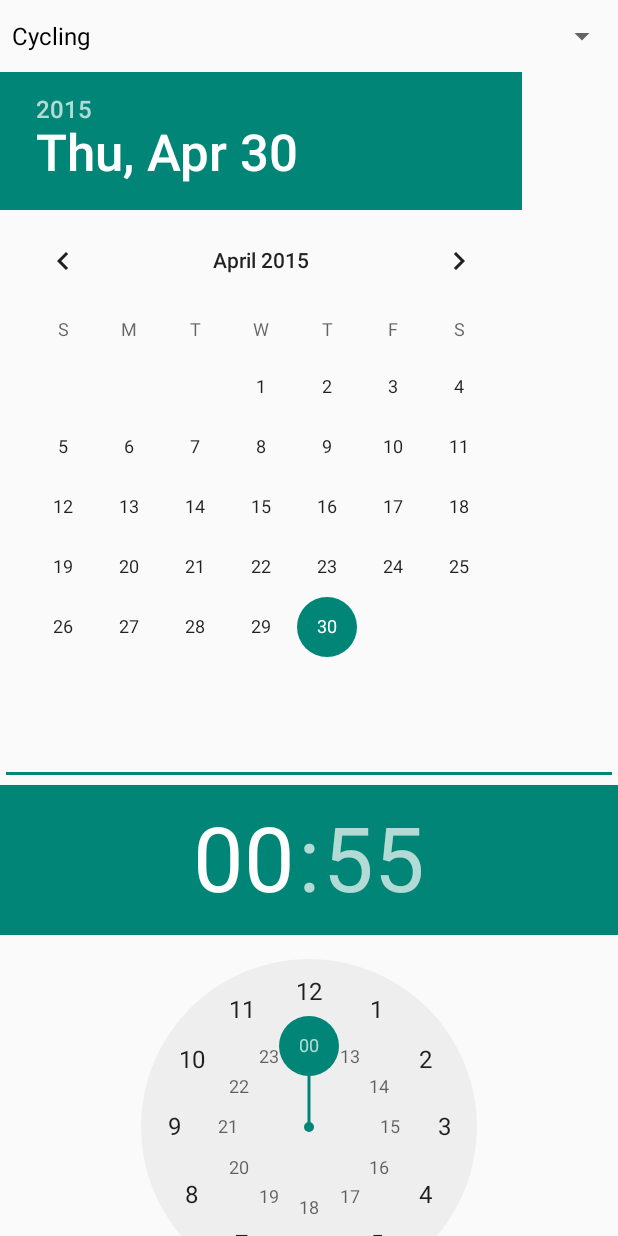
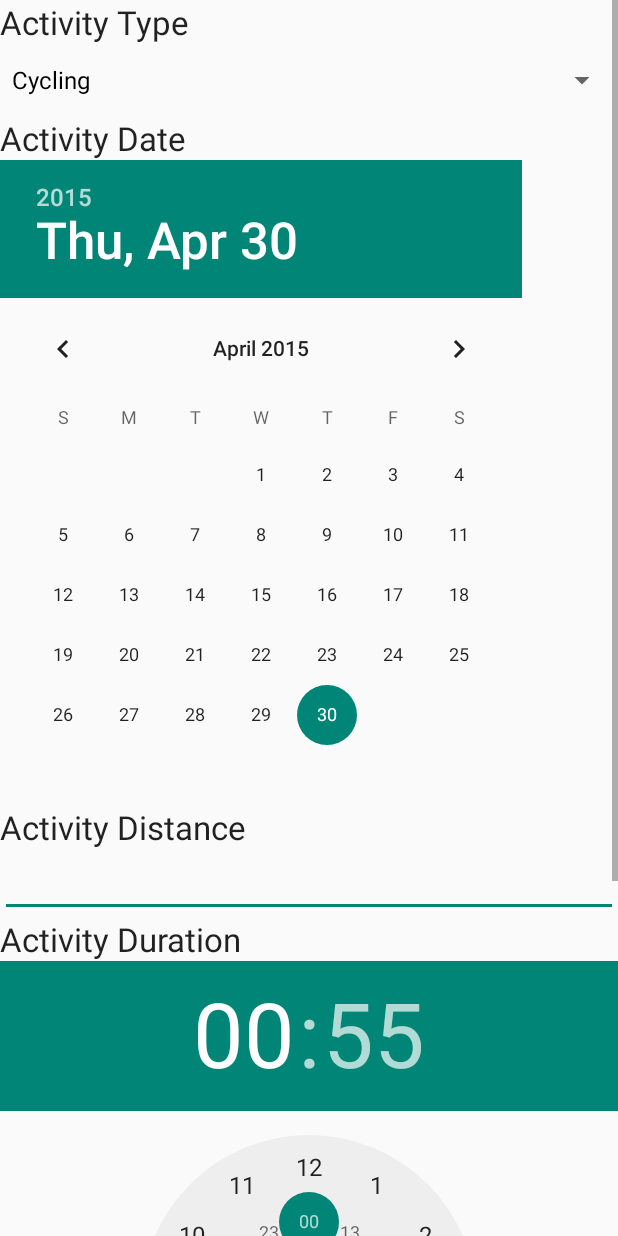
Before and after one commit to schweikm/DroidFit, an Android app: the DroidFitActivityActivity screen opened directly, with no data from a screen before it, on a phone screen of 412 x 824 dp. Run offline under Robolectric (Android 15) with nearby library versions, the phone set to English and light mode, and no system bars; 4 statements that could not run were skipped.

Commit message:
save / load activities

```diff
--- a/app/src/main/java/marcschweikert/com/database/DatabaseFacade.java
+++ b/app/src/main/java/marcschweikert/com/database/DatabaseFacade.java
@@ -294,7 +294,7 @@ public final class DatabaseFacade extends SQLiteOpenHelper {
 
         while (cursor.moveToNext()) {
             // not sure how to create the activity - time for a factory!
-            final DroidFitActivity activity = DroidFitActivityFactory.createActivityByName(myContext, cursor.getString(0));
+            final DroidFitActivity activity = DroidFitActivityFactory.createActivityByID(myContext, cursor.getInt(0));
 
             if (null == activity) {
                 Log.e(getClass().getSimpleName(), "Activity factory returned null activity!");
--- a/app/src/main/java/marcschweikert/com/droidfit/DroidFitActivityActivity.java
+++ b/app/src/main/java/marcschweikert/com/droidfit/DroidFitActivityActivity.java
@@ -41,27 +41,29 @@ public class DroidFitActivityActivity extends Activity {
 
 
         // populate the spinner
-        final Spinner typeSpinner = (Spinner) findViewById(R.id.new_activity_spinner);
+        final Spinner typeSpinner = (Spinner) findViewById(R.id.activity_spinner);
         final DatabaseFacade helper = new DatabaseFacade(getApplicationContext());
         final List<String> activityList = helper.getActivityTypes();
         final ArrayAdapter<String> adapter = new ArrayAdapter<>(this, R.layout.support_simple_spinner_dropdown_item, activityList);
         typeSpinner.setAdapter(adapter);
 
         // remove am / pm from picker
-        final TimePicker duration = (TimePicker) findViewById(R.id.new_activity_duration);
+        final TimePicker duration = (TimePicker) findViewById(R.id.activity_duration);
         duration.setIs24HourView(true);
 
         // setup the "action" button
-        final Button submitButton = (Button) findViewById(R.id.new_activity_submit_button);
+        final Button submitButton = (Button) findViewById(R.id.activity_submit_button);
         submitButton.setOnClickListener(new View.OnClickListener() {
             @Override
             public void onClick(final View view) {
-                myExecuteBehavior.doOnExecute(bundle, DroidFitActivityActivity.this, myAccount);
+                if (true == myExecuteBehavior.doOnExecute(bundle, DroidFitActivityActivity.this, myAccount)) {
+                    finish();
+                }
             }
         });
 
         // setup the cancel button
-        final Button cancelButton = (Button) findViewById(R.id.new_activity_cancel_button);
+        final Button cancelButton = (Button) findViewById(R.id.activity_cancel_button);
         cancelButton.setOnClickListener(new View.OnClickListener() {
             @Override
             public void onClick(View v) {
--- a/app/src/main/java/marcschweikert/com/droidfit/DroidFitActivityCreateBehavior.java
+++ b/app/src/main/java/marcschweikert/com/droidfit/DroidFitActivityCreateBehavior.java
@@ -9,5 +9,5 @@ import java.io.Serializable;
  * Created by Marc on 4/26/2015.
  */
 public abstract class DroidFitActivityCreateBehavior implements Serializable {
-    public abstract void doOnCreate(final Bundle savedInstanceState, final Activity androidActivity);
+    public abstract boolean doOnCreate(final Bundle savedInstanceState, final Activity androidActivity);
 }
--- a/app/src/main/java/marcschweikert/com/droidfit/DroidFitActivityExecuteBehavior.java
+++ b/app/src/main/java/marcschweikert/com/droidfit/DroidFitActivityExecuteBehavior.java
@@ -11,5 +11,5 @@ import marcschweikert.com.database.Account;
  * Created by Marc on 4/26/2015.
  */
 public abstract class DroidFitActivityExecuteBehavior implements Serializable {
-    public abstract void doOnExecute(final Bundle savedInstanceState, final Activity androidActivity, final Account account);
+    public abstract boolean doOnExecute(final Bundle savedInstanceState, final Activity androidActivity, final Account account);
 }
--- a/app/src/main/java/marcschweikert/com/droidfit/MainActivityFragment.java
+++ b/app/src/main/java/marcschweikert/com/droidfit/MainActivityFragment.java
@@ -112,6 +112,11 @@ public class MainActivityFragment extends ListFragment {
             Log.i(getClass().getSimpleName(), "DETAILS ACTIVITY " + itemSelected);
         }
 
+        if (null == intent) {
+            Log.e(getClass().getSimpleName(), "No intent to execute!");
+            return false;
+        }
+
         intent.putExtras(bundle);
         startActivity(intent);
 
--- a/app/src/main/java/marcschweikert/com/droidfit/NewAccountActivity.java
+++ b/app/src/main/java/marcschweikert/com/droidfit/NewAccountActivity.java
@@ -4,7 +4,6 @@ import android.animation.Animator;
 import android.animation.AnimatorListenerAdapter;
 import android.annotation.TargetApi;
 import android.app.Activity;
-import android.content.Intent;
 import android.os.AsyncTask;
 import android.os.Build;
 import android.os.Bundle;
@@ -225,8 +224,7 @@ public class NewAccountActivity extends Activity {
 
             if (success) {
                 Log.i(getClass().getSimpleName(), "Account created ... returning to login screen");
-                final Intent intent = new Intent(getApplicationContext(), LoginActivity.class);
-                startActivity(intent);
+                finish();
             } else {
                 mPasswordView.setError(getString(R.string.error_account_failed));
                 mPasswordView.requestFocus();
--- a/app/src/main/java/marcschweikert/com/droidfit/NewActivityCreateBehavior.java
+++ b/app/src/main/java/marcschweikert/com/droidfit/NewActivityCreateBehavior.java
@@ -8,6 +8,8 @@ import android.os.Bundle;
  */
 public class NewActivityCreateBehavior extends DroidFitActivityCreateBehavior {
     @Override
-    public void doOnCreate(final Bundle savedInstanceState, final Activity androidActivity) {
+    public boolean doOnCreate(final Bundle savedInstanceState, final Activity androidActivity) {
+        // no special setup needed
+        return true;
     }
 }
--- a/app/src/main/res/layout/activity_activity_layout.xml
+++ b/app/src/main/res/layout/activity_activity_layout.xml
@@ -1,49 +1,89 @@
 <?xml version="1.0" encoding="utf-8"?>
 <LinearLayout xmlns:android="http://schemas.android.com/apk/res/android"
-    android:id="@+id/new_activity_sub_form"
+    android:id="@+id/activity_form"
     android:layout_width="match_parent"
     android:layout_height="wrap_content"
     android:orientation="vertical">
 
+    <ScrollView xmlns:android="http://schemas.android.com/apk/res/android"
+        android:id="@+id/activity_scrollView"
+        android:layout_width="match_parent"
+        android:layout_height="match_parent">
+
+        <LinearLayout xmlns:android="http://schemas.android.com/apk/res/android"
+            android:id="@+id/activity_sub_form"
+            android:layout_width="match_parent"
+            android:layout_height="wrap_content"
+            android:orientation="vertical">
+
+            <TextView
+                android:id="@+id/activity_label_type"
+                android:layout_width="wrap_content"
+                android:layout_height="wrap_content"
+                android:text="@string/activity_label_type"
+                android:textAppearance="?android:attr/textAppearanceLarge" />
+
             <Spinner
-        android:id="@+id/new_activity_spinner"
+                android:id="@+id/activity_spinner"
                 android:layout_width="match_parent"
                 android:layout_height="wrap_content" />
 
+            <TextView
+                android:id="@+id/activity_label_date"
+                android:layout_width="wrap_content"
+                android:layout_height="wrap_content"
+                android:text="@string/activity_label_date"
+                android:textAppearance="?android:attr/textAppearanceLarge" />
+
             <DatePicker
-        android:id="@+id/new_activity_date"
+                android:id="@+id/activity_date"
                 android:layout_width="match_parent"
                 android:layout_height="wrap_content"
                 android:calendarViewShown="false" />
 
+            <TextView
+                android:id="@+id/activity_label_distance"
+                android:layout_width="wrap_content"
+                android:layout_height="wrap_content"
+                android:text="@string/activity_label_distance"
+                android:textAppearance="?android:attr/textAppearanceLarge" />
+
             <EditText
-        android:id="@+id/new_activity_distance"
+                android:id="@+id/activity_distance"
                 android:layout_width="match_parent"
                 android:layout_height="wrap_content"
                 android:ems="10"
                 android:inputType="numberDecimal" />
 
+            <TextView
+                android:id="@+id/activity_label_duration"
+                android:layout_width="wrap_content"
+                android:layout_height="wrap_content"
+                android:text="@string/activity_label_duration"
+                android:textAppearance="?android:attr/textAppearanceLarge" />
+
             <TimePicker
-        android:id="@+id/new_activity_duration"
+                android:id="@+id/activity_duration"
                 android:layout_width="match_parent"
                 android:layout_height="wrap_content" />
 
             <Button
-        android:id="@+id/new_activity_submit_button"
+                android:id="@+id/activity_submit_button"
                 style="?android:textAppearanceSmall"
                 android:layout_width="match_parent"
                 android:layout_height="wrap_content"
                 android:layout_marginTop="16dp"
-        android:text="@string/new_activity_submit"
+                android:text="@string/activity_submit"
                 android:textStyle="bold" />
 
             <Button
-        android:id="@+id/new_activity_cancel_button"
+                android:id="@+id/activity_cancel_button"
                 style="?android:textAppearanceSmall"
                 android:layout_width="match_parent"
                 android:layout_height="wrap_content"
                 android:layout_marginTop="16dp"
-        android:text="@string/new_activity_cancel"
+                android:text="@string/activity_cancel"
                 android:textStyle="bold" />
-
         </LinearLayout>
+    </ScrollView>
+</LinearLayout>
--- a/app/src/main/res/values/strings_activity.xml
+++ b/app/src/main/res/values/strings_activity.xml
@@ -1,6 +1,11 @@
 <?xml version="1.0" encoding="utf-8"?>
 <resources>
     <string name="title_new_activity">New Activity</string>
-    <string name="new_activity_submit">Submit</string>
-    <string name="new_activity_cancel">Cancel</string>
+    <string name="activity_submit">Submit</string>
+    <string name="activity_cancel">Cancel</string>
+    <string name="activity_label_type">Activity Type</string>
+    <string name="activity_label_date">Activity Date</string>
+    <string name="activity_label_distance">Activity Distance</string>
+    <string name="activity_label_duration">Activity Duration</string>
+    <string name="activity_error_no_distance">Provide a distance</string>
 </resources>
```
Also changed, not shown: app/src/main/java/marcschweikert/com/droidfit/NewActivityExecuteBehavior.java (+12 -15 lines). Lines whose indentation alone changed are shown as unchanged.
